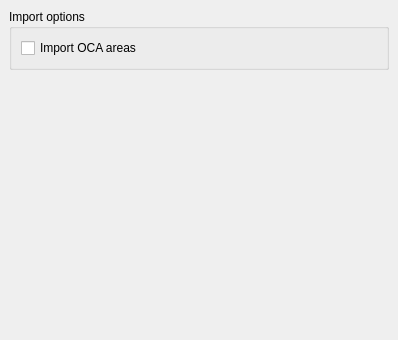
The window that src/Mod/Draft/Resources/ui/preferences-oca.ui (southseact-3d/fcd) describes before a commit, drawn with Qt 5.
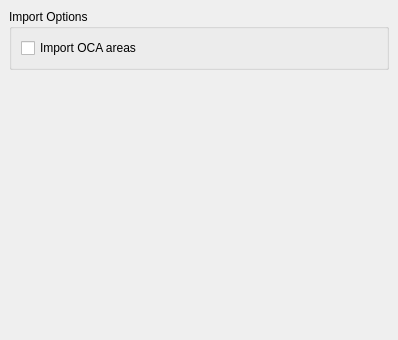
The same window after the commit. Custom widgets are drawn as their Qt base class.

Diff of the .ui file:
```diff
--- a/src/Mod/Draft/Resources/ui/preferences-oca.ui
+++ b/src/Mod/Draft/Resources/ui/preferences-oca.ui
@@ -23,7 +23,7 @@
    <item>
     <widget class="QGroupBox" name="GroupBox12_3">
      <property name="title">
-      <string>Import options</string>
+      <string>Import Options</string>
      </property>
      <layout class="QVBoxLayout" name="_6">
       <property name="spacing">
```
Left out of the diff: 2 changed lines with no effect on the pictures.
